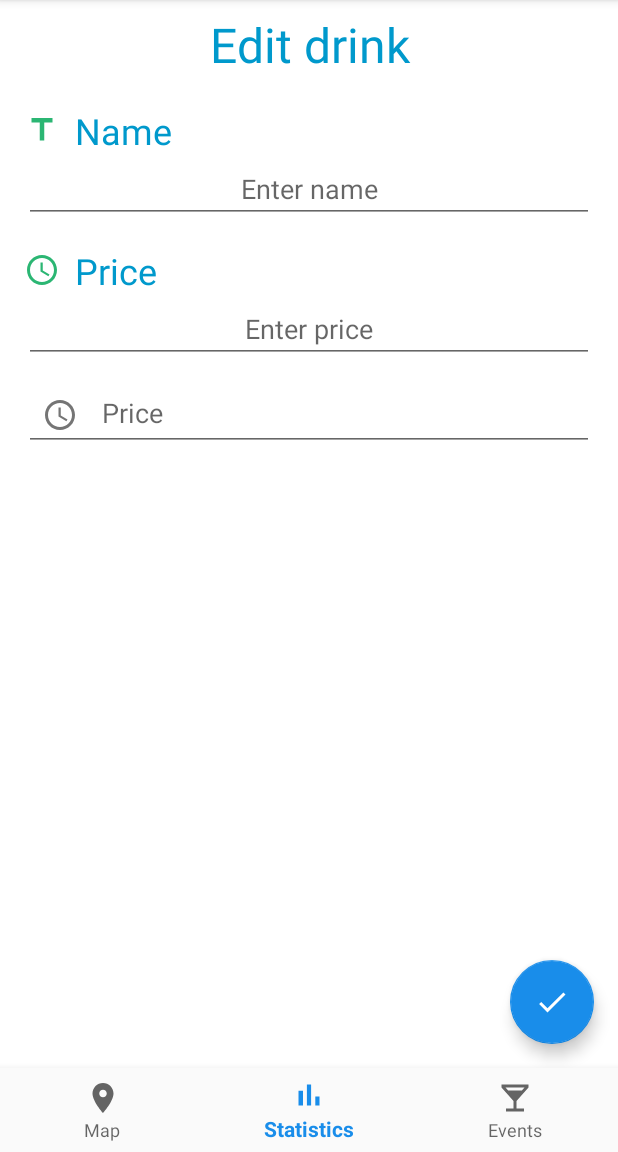
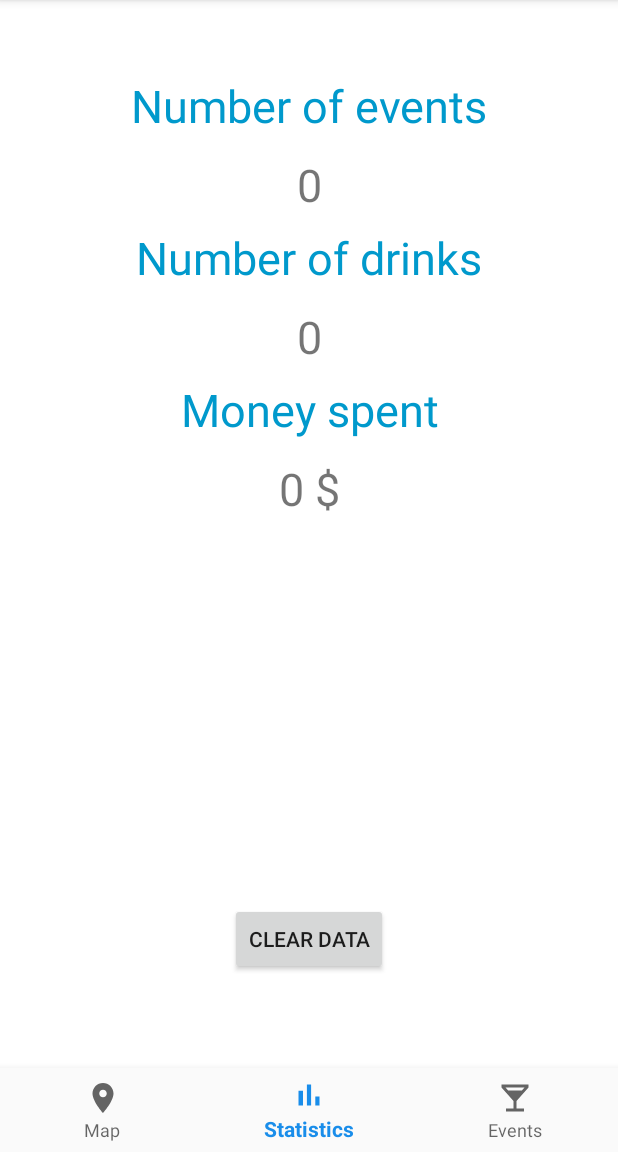
Before and after one commit to Frantasad/AlcoCnt, an Android app: the screen it shows after launch (MainActivity), item 2 of the bottom bar chosen, on a phone screen of 412 x 824 dp, the part 84-1236 px from its top. Run offline under Robolectric (Android 15) with nearby library versions, the phone set to English and light mode, and no system bars.

Commit message:
Drink lists, Event lists

```diff
--- a/app/src/main/java/com/example/alcoholcounter/MainActivity.kt
+++ b/app/src/main/java/com/example/alcoholcounter/MainActivity.kt
@@ -7,7 +7,6 @@ import androidx.appcompat.app.AppCompatActivity
 import androidx.core.content.ContextCompat
 import androidx.fragment.app.Fragment
 import androidx.fragment.app.FragmentManager
-import com.example.alcoholcounter.ui.drinks.DrinkEditFragment
 import com.example.alcoholcounter.ui.events.EventListFragment
 import com.example.alcoholcounter.ui.map.MapFragment
 import com.example.alcoholcounter.ui.statistics.StatisticsFragment
@@ -30,7 +29,7 @@ class MainActivity : AppCompatActivity() {
         if (selectedFragment == null) {
             selectedFragment = when (item.itemId) {
                 R.id.navigation_map -> MapFragment()
-                R.id.navigation_statistics -> DrinkEditFragment()
+                R.id.navigation_statistics -> StatisticsFragment()
                 R.id.navigation_events -> EventListFragment()
                 else -> EventListFragment()
             }
--- a/app/src/main/java/com/example/alcoholcounter/ui/events/EventEditFragment.kt
+++ b/app/src/main/java/com/example/alcoholcounter/ui/events/EventEditFragment.kt
@@ -110,7 +110,6 @@ class EventEditFragment(val event : Event?) : Fragment(){
                 pickLocationProgress.visibility = View.VISIBLE
                 pickLocationButton.isEnabled = false
                 MainApp.getCurrentLocation { location ->
-                    pickLocationProgress.setProgress(0, false)
                     this.location = Pair(location.latitude, location.longitude)
                     pickLocationProgress.visibility = View.GONE
                     pickLocationButton.isEnabled = true
--- a/app/src/main/java/com/example/alcoholcounter/ui/events/EventListAdapter.kt
+++ b/app/src/main/java/com/example/alcoholcounter/ui/events/EventListAdapter.kt
@@ -57,6 +57,8 @@ class EventListAdapter(
             price.text = String.format("%s %s", event.totalPrice.toString(), currency.symbol)
             if(event.location != null){
                 locationText.text = Helpers.stringFromLocation(event.location!!)
+            } else {
+                locationText.text = itemView.context.getString(R.string.unknown_location)
             }
             itemView.setOnClickListener{
                 clickListener.onItemClicked(event)
--- a/app/src/main/java/com/example/alcoholcounter/ui/statistics/StatisticsFragment.kt
+++ b/app/src/main/java/com/example/alcoholcounter/ui/statistics/StatisticsFragment.kt
@@ -11,6 +11,7 @@ import com.example.alcoholcounter.R
 import cz.pv239.seminar2.EventDB
 import kotlinx.android.synthetic.main.fragment_statistics.*
 import java.math.BigDecimal
+import java.util.*
 
 class StatisticsFragment : Fragment() {
     private val numberOfEvents: Int
@@ -40,9 +41,12 @@ class StatisticsFragment : Fragment() {
     override fun onViewCreated(view: View, savedInstanceState: Bundle?) {
         super.onViewCreated(view, savedInstanceState)
 
+        val locale = Locale.getDefault()
+        val currency = Currency.getInstance(locale)
+
         number_of_events.text = numberOfEvents.toString()
         number_of_drinks.text = numberOfDrinks.toString()
-        total_price.text = totalCost.toString()
+        total_price.text = String.format("%s %s", totalCost.toString(), currency.symbol)
 
         button.setOnClickListener{
             val data = MainApp.dataHandler
--- a/app/src/main/res/layout/activity_main.xml
+++ b/app/src/main/res/layout/activity_main.xml
@@ -6,18 +6,14 @@
     android:layout_height="match_parent"
     android:background="#E6E6E6">
 
-    <ScrollView android:id="@+id/scroll_view"
+    <FrameLayout
+        android:id="@+id/nav_host_fragment"
         android:layout_width="match_parent"
         android:layout_height="match_parent"
-        android:fillViewport="true" >
-
-        <FrameLayout
-            android:id="@+id/nav_host_fragment"
-            android:layout_width="match_parent"
-            android:layout_height="wrap_content"
-            android:layout_marginBottom="56dp"/>
-
-    </ScrollView>
+        app:layout_constraintEnd_toEndOf="parent"
+        app:layout_constraintStart_toStartOf="parent"
+        app:layout_constraintTop_toTopOf="parent"
+        android:layout_marginBottom="56dp"/>
 
     <com.google.android.material.bottomnavigation.BottomNavigationView
         android:id="@+id/nav_view"
--- a/app/src/main/res/layout/drinks_list_item.xml
+++ b/app/src/main/res/layout/drinks_list_item.xml
@@ -37,7 +37,7 @@
             android:layout_alignParentStart="true" >
 
             <TextView
-                android:id="@+id/eventPrize"
+                android:id="@+id/drinkPrice"
                 android:layout_width="wrap_content"
                 android:layout_height="wrap_content"
                 android:drawableStart="@drawable/ic_attach_money_green_16dp"
@@ -53,6 +53,7 @@
                 android:layout_marginTop="4dp"
                 android:drawableStart="@drawable/ic_access_time_green_16dp"
                 android:drawablePadding="5dp"
+                android:textSize="12sp"
                 android:textAppearance="?attr/textAppearanceListItemSecondary"
                 tools:text="21:13" />
         </LinearLayout>
@@ -83,7 +84,7 @@
                 android:layout_marginLeft="8dp"
                 android:layout_marginRight="8dp"
                 android:textSize="35sp"
-                android:text="100" />
+                tools:text="100" />
 
             <ImageButton
                 android:id="@+id/countPlus"
--- a/app/src/main/res/layout/fragment_drink_edit.xml
+++ b/app/src/main/res/layout/fragment_drink_edit.xml
@@ -60,29 +60,29 @@
             android:textAppearance="?attr/textAppearanceListItemSecondary"
             android:text="@string/price" />
 
-        <EditText
-            android:id="@+id/priceEditText"
+        <LinearLayout
             android:layout_width="match_parent"
             android:layout_height="wrap_content"
-            android:gravity="center"
-            android:hint="@string/enter_price"
-            android:inputType="numberDecimal"
-            />
+            android:orientation="horizontal">
 
-        <com.google.android.material.textfield.TextInputLayout
-            android:layout_width="match_parent"
-            android:layout_height="wrap_content"
-            android:hint="@string/price"
-            app:startIconDrawable="@drawable/ic_big_time"
-            android:drawablePadding="10dp">
+            <TextView
+                android:id="@+id/priceSymbol"
+                android:layout_width="0dp"
+                android:layout_weight="20"
+                android:layout_height="wrap_content"
+                android:gravity="right"
+                tools:text="$" />
 
-            <com.google.android.material.textfield.TextInputEditText
-                android:layout_width="match_parent"
+            <EditText
+                android:id="@+id/priceEditText"
+                android:layout_width="0dp"
+                android:layout_weight="80"
                 android:layout_height="wrap_content"
+                android:gravity="left"
+                android:hint="@string/enter_price"
                 android:inputType="numberDecimal"/>
 
-        </com.google.android.material.textfield.TextInputLayout>
-
+        </LinearLayout>
 
     </LinearLayout>
 
```
Also changed, not shown: app/src/main/java/com/example/alcoholcounter/ui/drinks/DrinkEditFragment.kt (+45 -3 lines), app/src/main/java/com/example/alcoholcounter/ui/drinks/DrinkListAdapter.kt (+44 -0 lines), app/src/main/java/com/example/alcoholcounter/ui/events/EventFragment.kt (+18 -6 lines).
